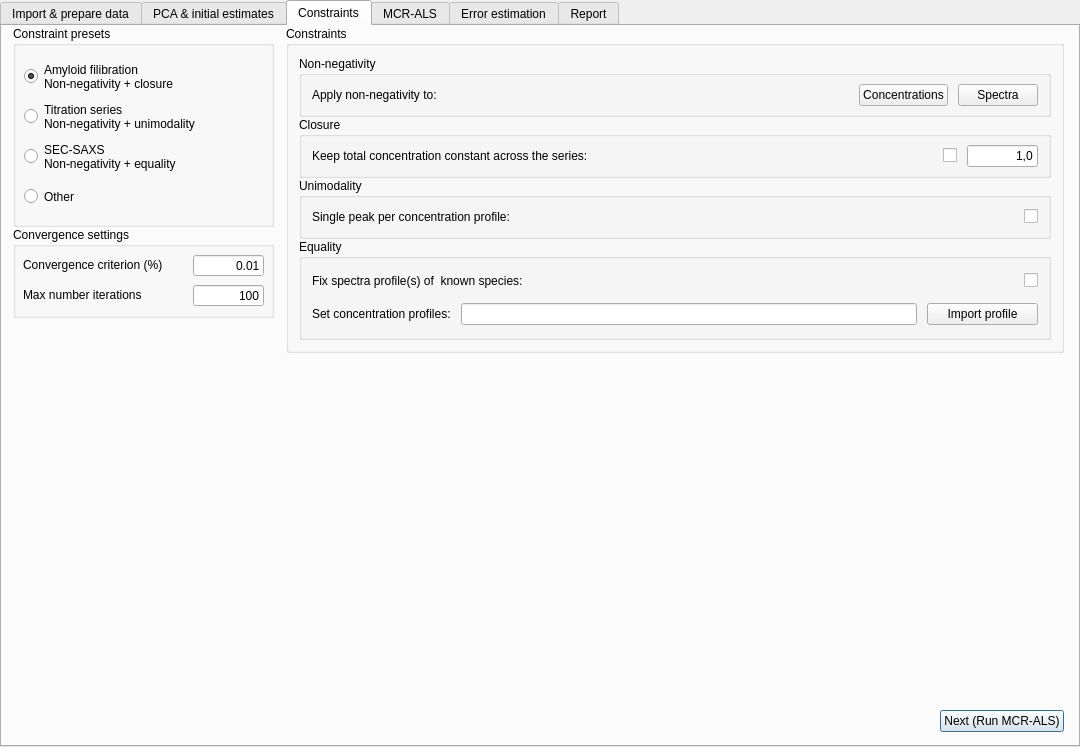
First picture: the form in src/sas/qtgui/Utilities/MultivariateCurveResolution/UI/MultivariateCurveResolutionUI.ui, repository SasView/sasview, before the edit.
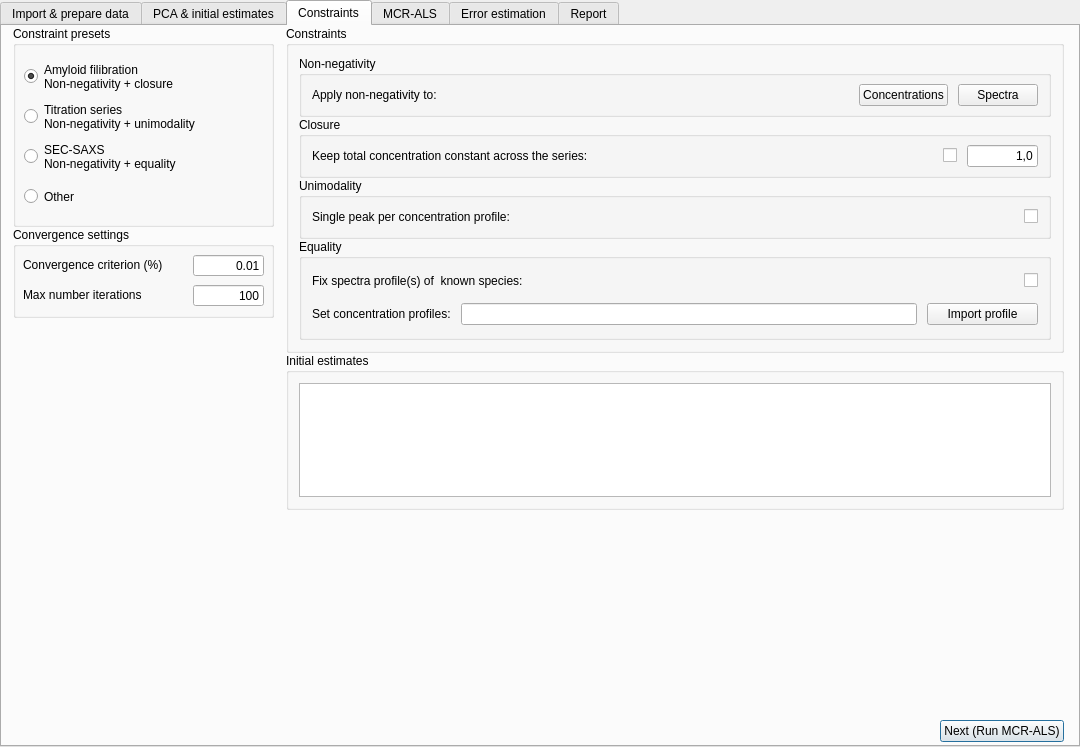
Second picture: the form after the edit. The open tabs and pages were chosen to show the change.

```diff
--- a/src/sas/qtgui/Utilities/MultivariateCurveResolution/UI/MultivariateCurveResolutionUI.ui
+++ b/src/sas/qtgui/Utilities/MultivariateCurveResolution/UI/MultivariateCurveResolutionUI.ui
@@ -1353,7 +1353,7 @@
           <x>1</x>
           <y>0</y>
           <width>1071</width>
-          <height>711</height>
+          <height>721</height>
          </rect>
         </property>
         <layout class="QHBoxLayout" name="ConstraintsTabLayout" stretch="0,0">
@@ -1592,7 +1592,7 @@
           </layout>
          </item>
          <item>
-          <layout class="QVBoxLayout" name="ConstraintsBoxLayout" stretch="0,1,0">
+          <layout class="QVBoxLayout" name="ConstraintsBoxLayout" stretch="0,0,1,0">
            <property name="spacing">
             <number>0</number>
            </property>
@@ -1978,11 +1978,90 @@
              </layout>
             </widget>
            </item>
+           <item>
+            <widget class="QGroupBox" name="ChosenInitialEstimatesBox">
+             <property name="sizePolicy">
+              <sizepolicy hsizetype="Preferred" vsizetype="Preferred">
+               <horstretch>0</horstretch>
+               <verstretch>0</verstretch>
+              </sizepolicy>
+             </property>
+             <property name="minimumSize">
+              <size>
+               <width>0</width>
+               <height>0</height>
+              </size>
+             </property>
+             <property name="maximumSize">
+              <size>
+               <width>16777215</width>
+               <height>157</height>
+              </size>
+             </property>
+             <property name="title">
+              <string>Initial estimates</string>
+             </property>
+             <layout class="QVBoxLayout" name="verticalLayout_13">
+              <property name="leftMargin">
+               <number>10</number>
+              </property>
+              <property name="topMargin">
+               <number>10</number>
+              </property>
+              <property name="rightMargin">
+               <number>10</number>
+              </property>
+              <property name="bottomMargin">
+               <number>10</number>
+              </property>
+              <item>
+               <widget class="QListWidget" name="ChosenInitialEstimatesList">
+                <property name="sizePolicy">
+                 <sizepolicy hsizetype="Preferred" vsizetype="Preferred">
+                  <horstretch>0</horstretch>
+                  <verstretch>0</verstretch>
+                 </sizepolicy>
+                </property>
+                <property name="minimumSize">
+                 <size>
+                  <width>0</width>
+                  <height>72</height>
+                 </size>
+                </property>
+                <property name="maximumSize">
+                 <size>
+                  <width>16777215</width>
+                  <height>16777215</height>
+                 </size>
+                </property>
+                <property name="editTriggers">
+                 <set>QAbstractItemView::EditTrigger::NoEditTriggers</set>
+                </property>
+                <property name="defaultDropAction">
+                 <enum>Qt::DropAction::IgnoreAction</enum>
+                </property>
+                <property name="alternatingRowColors">
+                 <bool>true</bool>
+                </property>
+                <property name="selectionMode">
+                 <enum>QAbstractItemView::SelectionMode::NoSelection</enum>
+                </property>
+                <property name="supportedDragActions">
+                 <set>Qt::DropAction::IgnoreAction</set>
+                </property>
+               </widget>
+              </item>
+             </layout>
+            </widget>
+           </item>
            <item>
             <spacer name="ConstraintsSpacer">
              <property name="orientation">
               <enum>Qt::Orientation::Vertical</enum>
              </property>
+             <property name="sizeType">
+              <enum>QSizePolicy::Policy::Expanding</enum>
+             </property>
              <property name="sizeHint" stdset="0">
               <size>
                <width>20</width>
```
Left out of the diff: 30 changed lines with no effect on the pictures.
